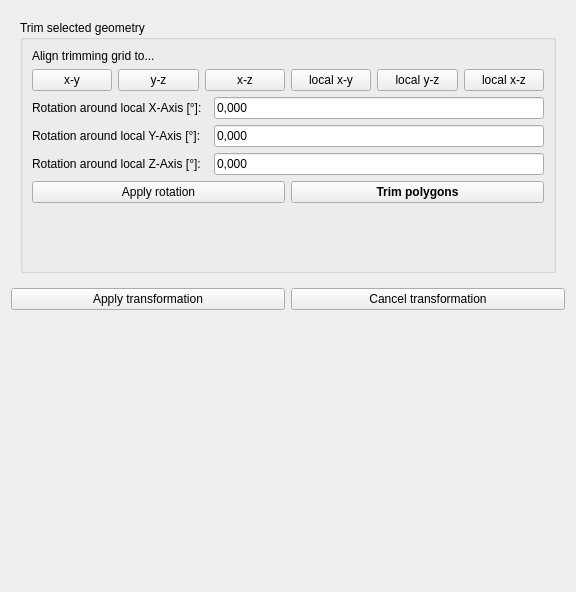
The window that SIM-VICUS/src/SVPropEditGeometry.ui (Brockaaa/SIM-VICUS) describes before a commit, drawn with Qt 5.
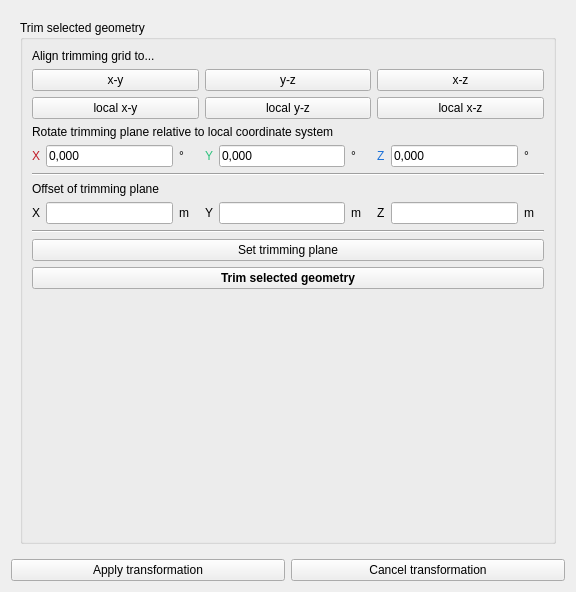
The same window after the commit. Custom widgets are drawn as their Qt base class.

Commit message: Major improvements of trimming functionalities

The edit to the form file:
```diff
--- a/SIM-VICUS/src/SVPropEditGeometry.ui
+++ b/SIM-VICUS/src/SVPropEditGeometry.ui
@@ -580,203 +580,420 @@
          <property name="title">
           <string>Trim selected geometry</string>
          </property>
-         <layout class="QGridLayout" name="gridLayout_6">
-          <item row="2" column="0">
-           <widget class="QLabel" name="labelRotationX_2">
-            <property name="minimumSize">
-             <size>
-              <width>0</width>
-              <height>0</height>
-             </size>
-            </property>
+         <layout class="QVBoxLayout" name="verticalLayout_2">
+          <item>
+           <widget class="QLabel" name="label_2">
             <property name="text">
-             <string>Rotation around local X-Axis [°]:</string>
+             <string>Align trimming grid to...</string>
             </property>
            </widget>
           </item>
-          <item row="10" column="0">
-           <spacer name="verticalSpacer_3">
-            <property name="orientation">
-             <enum>Qt::Vertical</enum>
-            </property>
-            <property name="sizeHint" stdset="0">
-             <size>
-              <width>20</width>
-              <height>40</height>
-             </size>
-            </property>
-           </spacer>
+          <item>
+           <layout class="QHBoxLayout" name="horizontalLayout_9">
+            <item>
+             <widget class="QPushButton" name="pushButtonTrimGridXY">
+              <property name="text">
+               <string>x-y</string>
+              </property>
+             </widget>
+            </item>
+            <item>
+             <widget class="QPushButton" name="pushButtonTrimGridYZ">
+              <property name="text">
+               <string>y-z</string>
+              </property>
+             </widget>
+            </item>
+            <item>
+             <widget class="QPushButton" name="pushButtonTrimGridXZ">
+              <property name="text">
+               <string>x-z</string>
+              </property>
+             </widget>
+            </item>
+           </layout>
           </item>
-          <item row="4" column="0">
-           <widget class="QLabel" name="labelRotationZ_2">
-            <property name="minimumSize">
-             <size>
-              <width>0</width>
-              <height>0</height>
-             </size>
-            </property>
-            <property name="text">
-             <string>Rotation around local Z-Axis [°]:</string>
-            </property>
-           </widget>
-          </item>
-          <item row="2" column="2">
-           <widget class="QtExt::ValidatingLineEdit" name="lineEditRotateX_2">
-            <property name="sizePolicy">
-             <sizepolicy hsizetype="MinimumExpanding" vsizetype="Fixed">
-              <horstretch>0</horstretch>
-              <verstretch>0</verstretch>
-             </sizepolicy>
-            </property>
-            <property name="minimumSize">
-             <size>
-              <width>50</width>
-              <height>0</height>
-             </size>
-            </property>
-            <property name="text">
-             <string>0,000</string>
-            </property>
-            <property name="clearButtonEnabled">
-             <bool>false</bool>
-            </property>
-           </widget>
-          </item>
-          <item row="0" column="0" colspan="3">
-           <layout class="QVBoxLayout" name="verticalLayout_2">
+          <item>
+           <layout class="QHBoxLayout" name="horizontalLayout_5">
             <item>
-             <widget class="QLabel" name="label_2">
+             <widget class="QPushButton" name="pushButtonTrimGridLocalXY">
               <property name="text">
-               <string>Align trimming grid to...</string>
+               <string>local x-y</string>
               </property>
              </widget>
             </item>
             <item>
-             <layout class="QHBoxLayout" name="horizontalLayout_5">
-              <item>
-               <layout class="QHBoxLayout" name="horizontalLayout_9">
-                <item>
-                 <widget class="QPushButton" name="pushButtonTrimGridXY">
-                  <property name="text">
-                   <string>x-y</string>
-                  </property>
-                 </widget>
-                </item>
-                <item>
-                 <widget class="QPushButton" name="pushButtonTrimGridYZ">
-                  <property name="text">
-                   <string>y-z</string>
-                  </property>
-                 </widget>
-                </item>
-                <item>
-                 <widget class="QPushButton" name="pushButtonTrimGridXZ">
-                  <property name="text">
-                   <string>x-z</string>
-                  </property>
-                 </widget>
-                </item>
-                <item>
-                 <widget class="QPushButton" name="pushButtonTrimGridLocalXY">
-                  <property name="text">
-                   <string>local x-y</string>
-                  </property>
-                 </widget>
-                </item>
-                <item>
-                 <widget class="QPushButton" name="pushButtonTrimGridLocalYZ">
-                  <property name="text">
-                   <string>local y-z</string>
-                  </property>
-                 </widget>
-                </item>
-                <item>
-                 <widget class="QPushButton" name="pushButtonTrimGridLocalXZ">
-                  <property name="text">
-                   <string>local x-z</string>
-                  </property>
-                 </widget>
-                </item>
-               </layout>
-              </item>
-             </layout>
+             <widget class="QPushButton" name="pushButtonTrimGridLocalYZ">
+              <property name="text">
+               <string>local y-z</string>
+              </property>
+             </widget>
             </item>
+            <item>
+             <widget class="QPushButton" name="pushButtonTrimGridLocalXZ">
+              <property name="text">
+               <string>local x-z</string>
+              </property>
+             </widget>
+            </item>
            </layout>
           </item>
-          <item row="3" column="2">
-           <widget class="QtExt::ValidatingLineEdit" name="lineEditRotateY_2">
-            <property name="sizePolicy">
-             <sizepolicy hsizetype="MinimumExpanding" vsizetype="Fixed">
-              <horstretch>0</horstretch>
-              <verstretch>0</verstretch>
-             </sizepolicy>
-            </property>
-            <property name="minimumSize">
-             <size>
-              <width>50</width>
-              <height>0</height>
-             </size>
-            </property>
+          <item>
+           <widget class="QLabel" name="label_10">
             <property name="text">
-             <string>0,000</string>
+             <string>Rotate trimming plane relative to local coordinate system</string>
             </property>
            </widget>
           </item>
-          <item row="4" column="2">
-           <widget class="QtExt::ValidatingLineEdit" name="lineEditRotateZ_2">
-            <property name="sizePolicy">
-             <sizepolicy hsizetype="MinimumExpanding" vsizetype="Fixed">
-              <horstretch>0</horstretch>
-              <verstretch>0</verstretch>
-             </sizepolicy>
-            </property>
-            <property name="minimumSize">
-             <size>
-              <width>50</width>
-              <height>0</height>
-             </size>
-            </property>
-            <property name="text">
-             <string>0,000</string>
-            </property>
-           </widget>
-          </item>
-          <item row="3" column="0">
-           <widget class="QLabel" name="labelRotationY_2">
-            <property name="minimumSize">
-             <size>
-              <width>0</width>
-              <height>0</height>
-             </size>
-            </property>
-            <property name="text">
-             <string>Rotation around local Y-Axis [°]:</string>
-            </property>
-           </widget>
-          </item>
-          <item row="7" column="0" colspan="3">
+          <item>
            <layout class="QHBoxLayout" name="horizontalLayout_2">
             <item>
-             <widget class="QPushButton" name="pushButtonApplyRotation">
+             <widget class="QLabel" name="labelRotationZ_2">
+              <property name="minimumSize">
+               <size>
+                <width>0</width>
+                <height>0</height>
+               </size>
+              </property>
+              <property name="palette">
+               <palette>
+                <active>
+                 <colorrole role="WindowText">
+                  <brush brushstyle="SolidPattern">
+                   <color alpha="255">
+                    <red>192</red>
+                    <green>28</green>
+                    <blue>40</blue>
+                   </color>
+                  </brush>
+                 </colorrole>
+                </active>
+                <inactive>
+                 <colorrole role="WindowText">
+                  <brush brushstyle="SolidPattern">
+                   <color alpha="255">
+                    <red>192</red>
+                    <green>28</green>
+                    <blue>40</blue>
+                   </color>
+                  </brush>
+                 </colorrole>
+                </inactive>
+                <disabled/>
+               </palette>
+              </property>
               <property name="text">
-               <string>Apply rotation</string>
+               <string>X</string>
               </property>
              </widget>
             </item>
             <item>
-             <widget class="QPushButton" name="pushButtonTrimPolygons">
-              <property name="font">
-               <font>
-                <bold>true</bold>
-               </font>
+             <widget class="QtExt::ValidatingLineEdit" name="lineEditRotateXTrimming">
+              <property name="sizePolicy">
+               <sizepolicy hsizetype="MinimumExpanding" vsizetype="Fixed">
+                <horstretch>0</horstretch>
+                <verstretch>0</verstretch>
+               </sizepolicy>
               </property>
+              <property name="minimumSize">
+               <size>
+                <width>50</width>
+                <height>0</height>
+               </size>
+              </property>
               <property name="text">
-               <string>Trim polygons</string>
+               <string>0,000</string>
               </property>
+              <property name="clearButtonEnabled">
+               <bool>false</bool>
+              </property>
              </widget>
             </item>
+            <item>
+             <widget class="QLabel" name="label_11">
+              <property name="minimumSize">
+               <size>
+                <width>20</width>
+                <height>0</height>
+               </size>
+              </property>
+              <property name="text">
+               <string>°</string>
+              </property>
+             </widget>
+            </item>
+            <item>
+             <widget class="QLabel" name="labelRotationY_2">
+              <property name="minimumSize">
+               <size>
+                <width>0</width>
+                <height>0</height>
+               </size>
+              </property>
+              <property name="palette">
+               <palette>
+                <active>
+                 <colorrole role="WindowText">
+                  <brush brushstyle="SolidPattern">
+                   <color alpha="255">
+                    <red>46</red>
+                    <green>194</green>
+                    <blue>126</blue>
+                   </color>
+                  </brush>
+                 </colorrole>
+                </active>
+                <inactive>
+                 <colorrole role="WindowText">
+                  <brush brushstyle="SolidPattern">
+                   <color alpha="255">
+                    <red>46</red>
+                    <green>194</green>
+                    <blue>126</blue>
+                   </color>
+                  </brush>
+                 </colorrole>
+                </inactive>
+                <disabled/>
+               </palette>
+              </property>
+              <property name="text">
+               <string>Y</string>
+              </property>
+             </widget>
+            </item>
+            <item>
+             <widget class="QtExt::ValidatingLineEdit" name="lineEditRotateYTrimming">
+              <property name="sizePolicy">
+               <sizepolicy hsizetype="MinimumExpanding" vsizetype="Fixed">
+                <horstretch>0</horstretch>
+                <verstretch>0</verstretch>
+               </sizepolicy>
+              </property>
+              <property name="minimumSize">
+               <size>
+                <width>50</width>
+                <height>0</height>
+               </size>
+              </property>
+              <property name="text">
+               <string>0,000</string>
+              </property>
+             </widget>
+            </item>
+            <item>
+             <widget class="QLabel" name="label_12">
+              <property name="minimumSize">
+               <size>
+                <width>20</width>
+                <height>0</height>
+               </size>
+              </property>
+              <property name="text">
+               <string>°</string>
+              </property>
+             </widget>
+            </item>
+            <item>
+             <widget class="QLabel" name="labelRotationX_2">
+              <property name="minimumSize">
+               <size>
+                <width>0</width>
+                <height>0</height>
+               </size>
+              </property>
+              <property name="palette">
+               <palette>
+                <active>
+                 <colorrole role="WindowText">
+                  <brush brushstyle="SolidPattern">
+                   <color alpha="255">
+                    <red>28</red>
+                    <green>113</green>
+                    <blue>216</blue>
+                   </color>
+                  </brush>
+                 </colorrole>
+                </active>
+                <inactive>
+                 <colorrole role="WindowText">
+                  <brush brushstyle="SolidPattern">
+                   <color alpha="255">
+                    <red>28</red>
+                    <green>113</green>
+                    <blue>216</blue>
+                   </color>
+                  </brush>
+                 </colorrole>
+                </inactive>
+                <disabled/>
+               </palette>
+              </property>
+              <property name="text">
+               <string>Z</string>
+              </property>
+             </widget>
+            </item>
+            <item>
+             <widget class="QtExt::ValidatingLineEdit" name="lineEditRotateZTrimming">
+              <property name="sizePolicy">
+               <sizepolicy hsizetype="MinimumExpanding" vsizetype="Fixed">
+                <horstretch>0</horstretch>
+                <verstretch>0</verstretch>
+               </sizepolicy>
+              </property>
+              <property name="minimumSize">
+               <size>
+                <width>50</width>
+                <height>0</height>
+               </size>
+              </property>
+              <property name="text">
+               <string>0,000</string>
+              </property>
+             </widget>
+            </item>
+            <item>
+             <widget class="QLabel" name="label_13">
+              <property name="minimumSize">
+               <size>
+                <width>20</width>
+                <height>0</height>
+               </size>
+              </property>
+              <property name="text">
+               <string>°</string>
+              </property>
+             </widget>
+            </item>
            </layout>
           </item>
+          <item>
+           <widget class="Line" name="line">
+            <property name="orientation">
+             <enum>Qt::Horizontal</enum>
+            </property>
+           </widget>
+          </item>
+          <item>
+           <widget class="QLabel" name="label_9">
+            <property name="text">
+             <string>Offset of trimming plane</string>
+            </property>
+           </widget>
+          </item>
+          <item>
+           <layout class="QHBoxLayout" name="horizontalLayout_10">
+            <item>
+             <widget class="QLabel" name="label_3">
+              <property name="text">
+               <string>X</string>
+              </property>
+             </widget>
+            </item>
+            <item>
+             <widget class="QtExt::ValidatingLineEdit" name="lineEditTranslateTrimmingX"/>
+            </item>
+            <item>
+             <widget class="QLabel" name="label_6">
+              <property name="minimumSize">
+               <size>
+                <width>20</width>
+                <height>0</height>
+               </size>
+              </property>
+              <property name="text">
+               <string>m</string>
+              </property>
+             </widget>
+            </item>
+            <item>
+             <widget class="QLabel" name="label_4">
+              <property name="text">
+               <string>Y</string>
+              </property>
+             </widget>
+            </item>
+            <item>
+             <widget class="QtExt::ValidatingLineEdit" name="lineEditTranslateTrimmingY"/>
+            </item>
+            <item>
+             <widget class="QLabel" name="label_7">
+              <property name="minimumSize">
+               <size>
+                <width>20</width>
+                <height>0</height>
+               </size>
+              </property>
+              <property name="text">
+               <string>m</string>
+              </property>
+             </widget>
+            </item>
+            <item>
+             <widget class="QLabel" name="label_5">
+              <property name="text">
+               <string>Z</string>
+              </property>
+             </widget>
+            </item>
+            <item>
+             <widget class="QtExt::ValidatingLineEdit" name="lineEditTranslateTrimmingZ"/>
+            </item>
+            <item>
+             <widget class="QLabel" name="label_8">
+              <property name="minimumSize">
+               <size>
+                <width>20</width>
+                <height>0</height>
+               </size>
+              </property>
+              <property name="text">
+               <string>m</string>
+              </property>
+             </widget>
+            </item>
+           </layout>
+          </item>
+          <item>
+           <widget class="Line" name="line_2">
+            <property name="orientation">
+             <enum>Qt::Horizontal</enum>
+            </property>
+           </widget>
+          </item>
+          <item>
+           <widget class="QPushButton" name="pushButtonApplyTrimmingRotation">
+            <property name="text">
+             <string>Set trimming plane</string>
+            </property>
+           </widget>
+          </item>
+          <item>
+           <widget class="QPushButton" name="pushButtonTrimPolygons">
+            <property name="font">
+             <font>
+              <bold>true</bold>
+             </font>
+            </property>
+            <property name="text">
+             <string>Trim selected geometry</string>
+            </property>
+           </widget>
+          </item>
+          <item>
+           <spacer name="verticalSpacer_3">
+            <property name="orientation">
+             <enum>Qt::Vertical</enum>
+            </property>
+            <property name="sizeHint" stdset="0">
+             <size>
+              <width>20</width>
+              <height>40</height>
+             </size>
+            </property>
+           </spacer>
+          </item>
          </layout>
         </widget>
        </item>
@@ -964,19 +1181,6 @@
      </item>
     </layout>
    </item>
-   <item>
-    <spacer name="verticalSpacer_9">
-     <property name="orientation">
-      <enum>Qt::Vertical</enum>
-     </property>
-     <property name="sizeHint" stdset="0">
-      <size>
-       <width>20</width>
-       <height>94</height>
-      </size>
-     </property>
-    </spacer>
-   </item>
   </layout>
  </widget>
  <customwidgets>
```
The commit also changes 2 other files.
